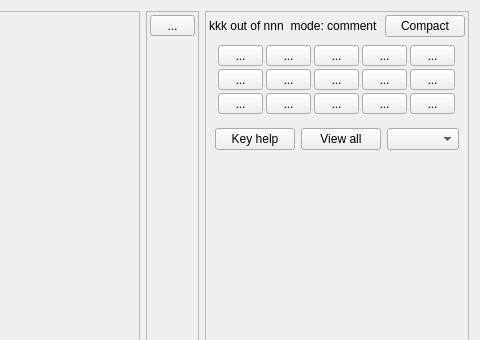
This is qtCreatorFiles/ui_annotator_lhm.ui in plomgrading/plom as Qt 5 draws it before an edit; both pictures show x 382 to 862 and y 0 to 340 of the 862 by 670 pixel window. The edited form follows.
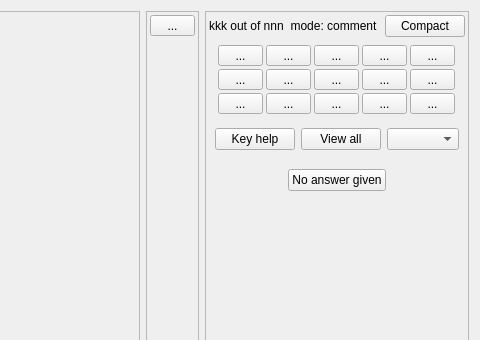
This is the edited form.

Commit message: No answer button in annotator.

```diff
--- a/qtCreatorFiles/ui_annotator_lhm.ui
+++ b/qtCreatorFiles/ui_annotator_lhm.ui
@@ -25,7 +25,7 @@
      <property name="frameShadow">
       <enum>QFrame::Raised</enum>
      </property>
-     <layout class="QVBoxLayout" name="verticalLayout" stretch="0,0,0,0,0,0">
+     <layout class="QVBoxLayout" name="verticalLayout" stretch="0,0,0,0,0,0,0">
       <property name="spacing">
        <number>2</number>
       </property>
@@ -482,6 +482,43 @@
         </layout>
        </widget>
       </item>
+      <item>
+       <layout class="QHBoxLayout" name="horizontalLayout">
+        <item>
+         <spacer name="horizontalSpacer">
+          <property name="orientation">
+           <enum>Qt::Horizontal</enum>
+          </property>
+          <property name="sizeHint" stdset="0">
+           <size>
+            <width>40</width>
+            <height>20</height>
+           </size>
+          </property>
+         </spacer>
+        </item>
+        <item>
+         <widget class="QPushButton" name="noAnswerButton">
+          <property name="text">
+           <string>No answer given</string>
+          </property>
+         </widget>
+        </item>
+        <item>
+         <spacer name="horizontalSpacer_2">
+          <property name="orientation">
+           <enum>Qt::Horizontal</enum>
+          </property>
+          <property name="sizeHint" stdset="0">
+           <size>
+            <width>40</width>
+            <height>20</height>
+           </size>
+          </property>
+         </spacer>
+        </item>
+       </layout>
+      </item>
       <item>
        <widget class="QFrame" name="frame_3">
         <property name="sizePolicy">
```
The commit also changes 7 other files.
